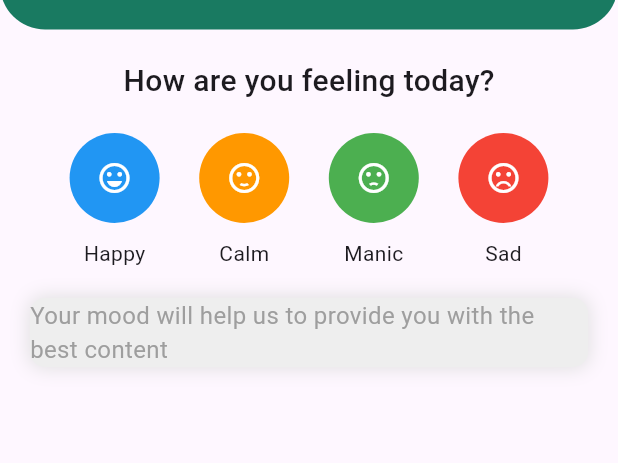
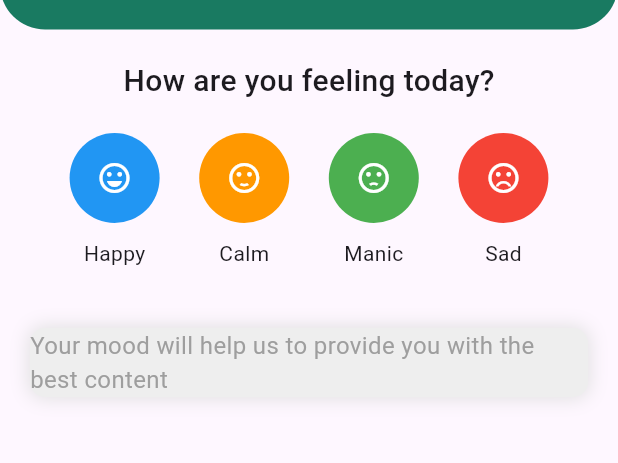
Before and after one commit to bhartiyaanshul/YouFirst, a Flutter app: the screen it shows after launch, on a phone screen of 412 x 824 dp, the part 128-591 px from its top. Run offline on Flutter 3.47's test engine with Material 3 defaults, Android fonts, the light colour scheme and no system bars; our stand-ins replace auto_route, get_it, just_audio, speech_to_text, supabase_flutter; accounts and stored records are empty; network calls fail.

Commit message:
Update home_view.dart

```diff
--- a/lib/view/home/home_view.dart
+++ b/lib/view/home/home_view.dart
@@ -36,8 +36,8 @@ class HomeView extends StatelessWidget {
                         children: [
                           CircleAvatar(
                             radius: 30,
-                            backgroundImage:
-                                AssetImage('assets/images/avatar.png'),
+                            backgroundImage: NetworkImage(
+                                'https://static.vecteezy.com/system/resources/previews/014/194/216/original/avatar-icon-human-a-person-s-badge-social-media-profile-symbol-the-symbol-of-a-person-vector.jpg'),
                           ),
                           SizedBox(width: 10),
                           Column(
@@ -154,7 +154,7 @@ class HomeView extends StatelessWidget {
                         ),
                       ],
                     ),
-                    const SizedBox(height: 20),
+                    const SizedBox(height: 40),
                     Container(
                       decoration: BoxDecoration(
                         color: Colors.grey[200],
@@ -167,7 +167,7 @@ class HomeView extends StatelessWidget {
                           ),
                         ],
                       ),
-                      child: Text(
+                      child: const Text(
                         'Your mood will help us to provide you with the best content',
                         style: TextStyle(
                           fontSize: 16,
```
